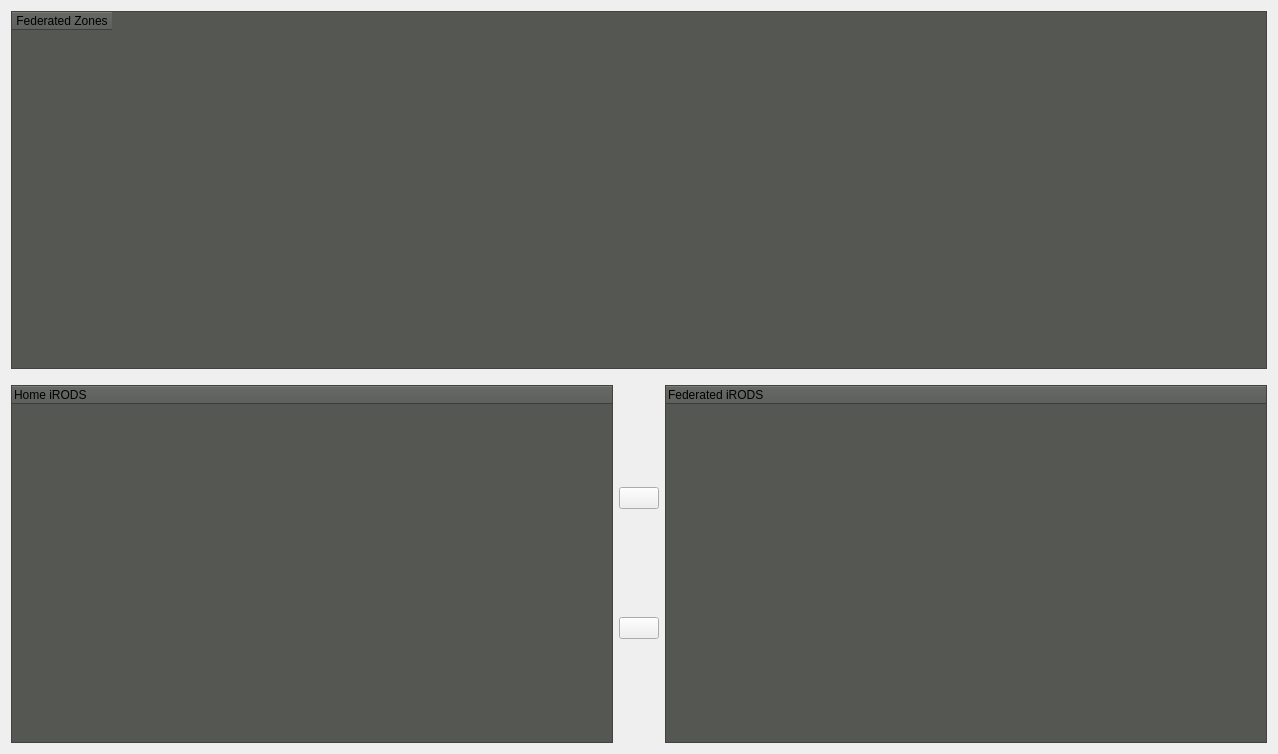
iBridges-for-iRODS/iBridges, file irods-basicGUI/ui-files/tabFederations.ui: the form before one commit.
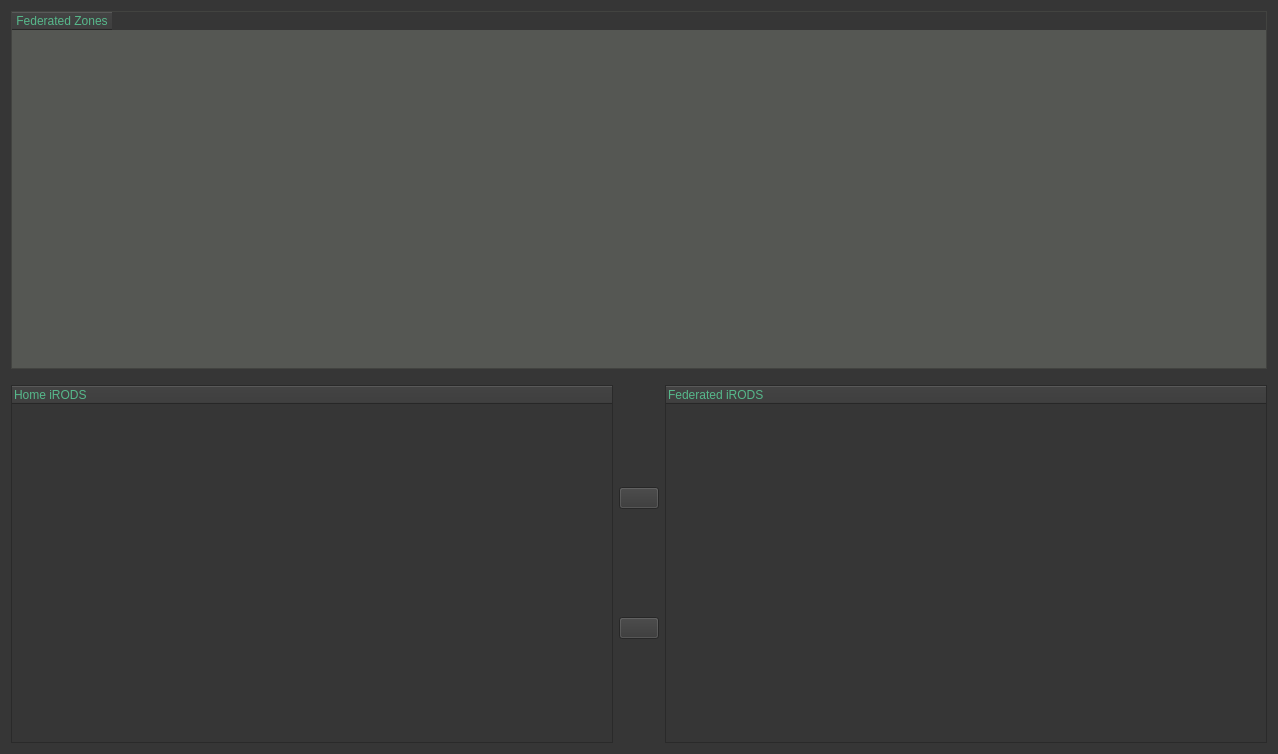
The form after the commit.

What changed in the file:
```diff
--- a/irods-basicGUI/ui-files/tabFederations.ui
+++ b/irods-basicGUI/ui-files/tabFederations.ui
@@ -13,11 +13,29 @@
   <property name="windowTitle">
    <string>Form</string>
   </property>
+  <property name="styleSheet">
+   <string notr="true">QWidget
+{
+	color: rgb(86, 184, 139);
+	background-color: rgb(54, 54, 54);
+	selection-background-color: rgb(58, 152, 112);
+}
+
+QTreewidget
+{
+	background-color: rgb(85, 87, 83);
+}
+
+QTableWidget
+{
+	background-color: rgb(85, 87, 83);
+}</string>
+  </property>
   <layout class="QVBoxLayout" name="verticalLayout">
    <item>
     <widget class="QTableWidget" name="tableWidget">
      <property name="styleSheet">
-      <string notr="true">background-color: rgb(85, 87, 83);</string>
+      <string notr="true"/>
      </property>
      <column>
       <property name="text">
@@ -47,7 +65,7 @@
      <item>
       <widget class="QTreeWidget" name="treeWidget">
        <property name="styleSheet">
-        <string notr="true">background-color: rgb(85, 87, 83);</string>
+        <string notr="true"/>
        </property>
        <column>
         <property name="text">
@@ -77,7 +95,7 @@
      <item>
       <widget class="QTreeWidget" name="treeWidget_2">
        <property name="styleSheet">
-        <string notr="true">background-color: rgb(85, 87, 83);</string>
+        <string notr="true"/>
        </property>
        <column>
         <property name="text">
```
